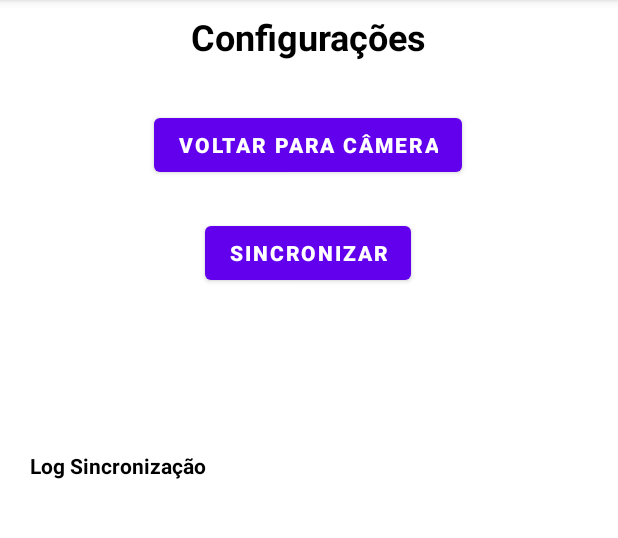
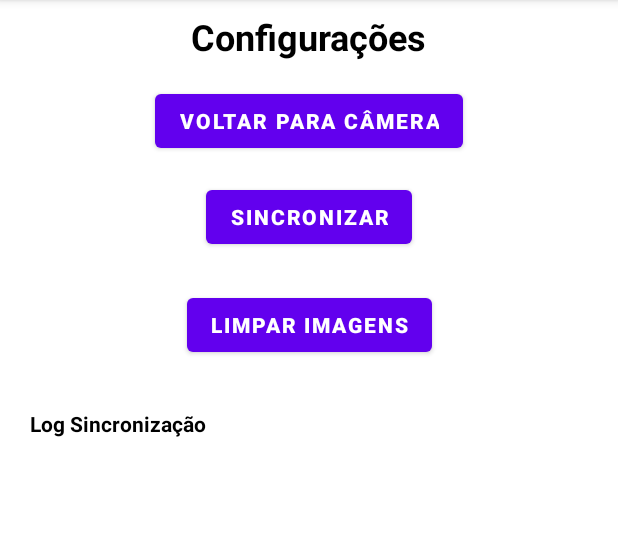
Before and after one commit to brunocduran/obstacle-detection-mobile, an Android app: the Configuracoes screen opened directly, with no data from a screen before it, on a phone screen of 412 x 824 dp, the part 84-622 px from its top. Run offline under Robolectric (Android 15) with nearby library versions, the phone set to English and light mode, and no system bars; our stand-ins replace Firebase (no records; nobody signed in at launch, a user with empty details on screens opened directly).

Commit message:
alteracao no layout

```diff
--- a/app/src/main/java/br/com/projeto/iniciacaocientifica/MainActivity.java
+++ b/app/src/main/java/br/com/projeto/iniciacaocientifica/MainActivity.java
@@ -208,7 +208,7 @@ public class MainActivity extends AppCompatActivity {
             float result = runInference(bitmap);
 
             // Executa o som baseado no resultado da predição
-            if (result >= 0.1) {
+            if (result >= 0.5) {
                 // Salvar a imagem capturada
                 saveImageToFile(data, "clear.");
 
--- a/app/src/main/res/layout/activity_config.xml
+++ b/app/src/main/res/layout/activity_config.xml
@@ -25,12 +25,11 @@
         android:id="@+id/btn_voltar"
         android:layout_width="wrap_content"
         android:layout_height="wrap_content"
-        android:layout_marginTop="32dp"
+        android:layout_marginTop="16dp"
         android:text="Voltar para Câmera"
         android:textColor="#FFFFFF"
         android:textStyle="bold"
         app:layout_constraintEnd_toEndOf="parent"
-        app:layout_constraintHorizontal_bias="0.497"
         app:layout_constraintStart_toStartOf="parent"
         app:layout_constraintTop_toBottomOf="@+id/id_text_config" />
 
@@ -38,26 +37,21 @@
         android:id="@+id/btn_sincronizar"
         android:layout_width="wrap_content"
         android:layout_height="wrap_content"
-        android:layout_marginTop="24dp"
+        android:layout_marginTop="16dp"
         android:text="Sincronizar"
         android:textColor="#FFFFFF"
         android:textStyle="bold"
         app:layout_constraintEnd_toEndOf="parent"
-        app:layout_constraintHorizontal_bias="0.498"
         app:layout_constraintStart_toStartOf="parent"
         app:layout_constraintTop_toBottomOf="@+id/btn_voltar" />
 
     <ScrollView
         android:id="@+id/scroll_view_log"
-        android:layout_width="0dp"
+        android:layout_width="411dp"
         android:layout_height="380dp"
-        android:layout_marginTop="24dp"
+        android:layout_marginTop="32dp"
         android:scrollbarStyle="insideInset"
-        app:layout_constraintBottom_toBottomOf="parent"
-        app:layout_constraintEnd_toEndOf="parent"
-        app:layout_constraintStart_toStartOf="parent"
-        app:layout_constraintTop_toBottomOf="@+id/btn_sincronizar"
-        app:layout_constraintVertical_bias="0.49">
+        app:layout_constraintTop_toBottomOf="@+id/btn_limpar_imagens">
 
         <LinearLayout
             android:layout_width="match_parent"
@@ -76,4 +70,16 @@
         </LinearLayout>
     </ScrollView>
 
+    <Button
+        android:id="@+id/btn_limpar_imagens"
+        android:layout_width="wrap_content"
+        android:layout_height="wrap_content"
+        android:layout_marginTop="24dp"
+        android:text="LIMPAR IMAGENS"
+        android:textColor="#FFFFFF"
+        android:textStyle="bold"
+        app:layout_constraintEnd_toEndOf="parent"
+        app:layout_constraintStart_toStartOf="parent"
+        app:layout_constraintTop_toBottomOf="@+id/btn_sincronizar" />
+
 </androidx.constraintlayout.widget.ConstraintLayout>
```
Also changed, not shown: app/src/main/res/layout/activity_main.xml (+11 -9 lines).
